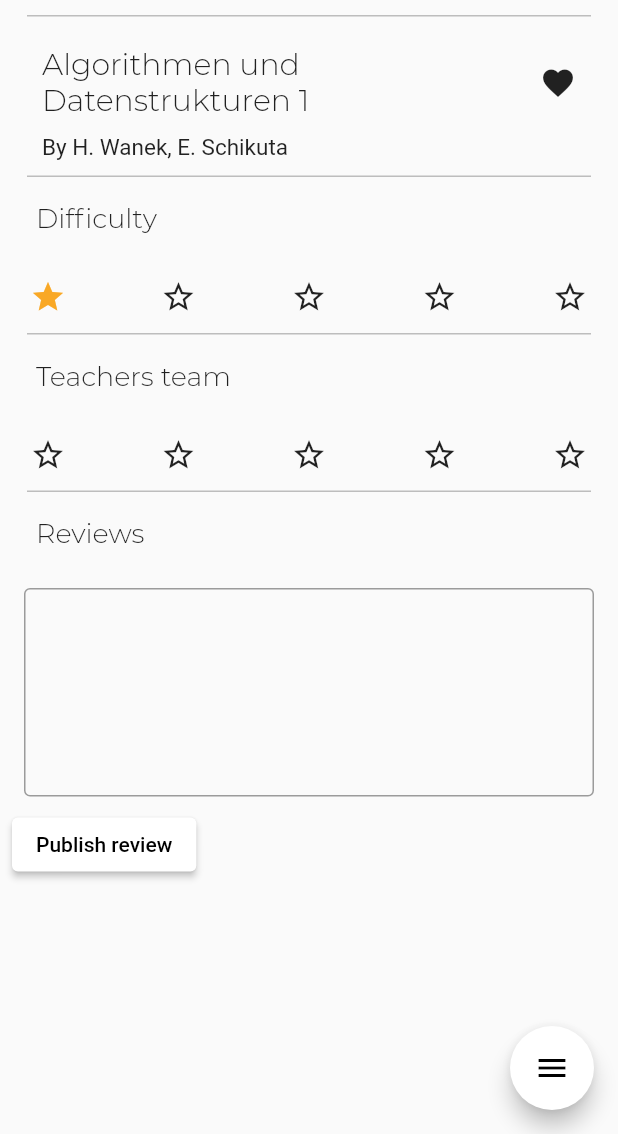
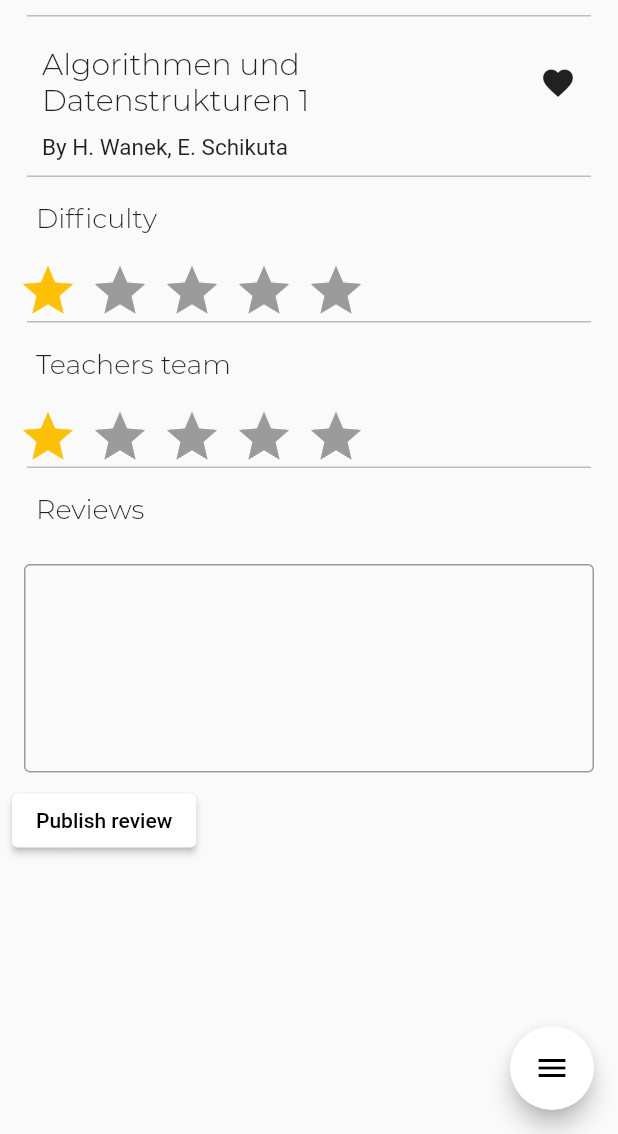
Before and after one commit to maxprimak/m2, a Flutter app: the AddReview screen opened by its route, on a phone screen of 412 x 824 dp, the part 102-1236 px from its top. Run offline on Flutter 3.47's test engine with Material 2 defaults, Android fonts, the phone set to English and light mode, and no system bars; drawn by our look-alikes of flutter_rating_bar; our stand-ins replace fluttertoast; network calls fail; project files that could hold a hidden picture were left out.

Commit message:
feat(review): add depend and animate

```diff
--- a/lib/Pages/add_review.dart
+++ b/lib/Pages/add_review.dart
@@ -1,4 +1,5 @@
 import 'package:flutter/material.dart';
+import 'package:flutter_rating_bar/flutter_rating_bar.dart';
 
 import '../Services/user_profile.dart';
 import '../Services/global.dart' as global;
@@ -14,11 +15,6 @@
 
   // Style
   final _listFont = TextStyle(fontSize: 18.0, fontFamily: 'Montserrat');
-  final _starFont = TextStyle(fontSize: 25.0, fontFamily: 'Montserrat');
-
-  // Data
-  List<bool> starsArrayDiff = [true, false, false, false, false];
-  List<bool> starsArrayTeach = [false, false, false, false, false];
 
   @override
   Widget build(BuildContext context) {
@@ -38,10 +34,10 @@
               SizedBox(height: 10),
               _getDivider(),
               _buildRow('Difficulty'),
-              _buildStars(starsArrayDiff),
+              _buildStars(),
               _getDivider(),
               _buildRow('Teachers team'),
-              _buildStars(starsArrayTeach),
+              _buildStars(),
               _getDivider(),
               _buildRow('Reviews'),
               _buildInputBox(),
@@ -55,44 +51,24 @@
     );
   }
 
-  Widget _buildStars(List<bool> starsArray) {
+  Widget _buildStars() {
     return Row(
         mainAxisAlignment: MainAxisAlignment.spaceBetween,
         children: <Widget>[
-          new IconButton(
-            icon: new Icon(
-              starsArray.elementAt(0) ? Icons.star : Icons.star_border,
-              color: starsArray.elementAt(0) ? Colors.yellow[800] : null,
+          RatingBar.builder(
+            initialRating: 1,
+            minRating: 1,
+            direction: Axis.horizontal,
+            allowHalfRating: true,
+            itemCount: 5,
+            itemPadding: EdgeInsets.symmetric(horizontal: 4.0),
+            itemBuilder: (context, _) => Icon(
+              Icons.star,
+              color: Colors.amber,
             ),
-            onPressed: (){},
-          ),
-          new IconButton(
-            icon: new Icon(
-              starsArray[1] ? Icons.star : Icons.star_border,
-              color: starsArray[1] ? Colors.yellow[800] : null,
-            ),
-            onPressed: (){},
-          ),
-          new IconButton(
-            icon: new Icon(
-              starsArray[2] ? Icons.star : Icons.star_border,
-              color: starsArray[2] ? Colors.yellow[800] : null,
-            ),
-            onPressed: (){},
-          ),
-          new IconButton(
-            icon: new Icon(
-              starsArray[3] ? Icons.star : Icons.star_border,
-              color: starsArray[3] ? Colors.yellow[800] : null,
-            ),
-            onPressed: (){},
-          ),
-          new IconButton(
-            icon: new Icon(
-              starsArray[4] ? Icons.star : Icons.star_border,
-              color: starsArray[4] ? Colors.yellow[800] : null,
-            ),
-            onPressed: (){},
+            onRatingUpdate: (rating) {
+              print(rating);
+            },
           ),
         ]);
   }
--- a/pubspec.yaml
+++ b/pubspec.yaml
@@ -23,6 +23,7 @@
 dependencies:
   flutter:
     sdk: flutter
+  flutter_rating_bar: ^4.0.0
 
   # The following adds the Cupertino Icons font to your application.
   # Use with the CupertinoIcons class for iOS style icons.
```
Also changed, not shown: pubspec.lock.
